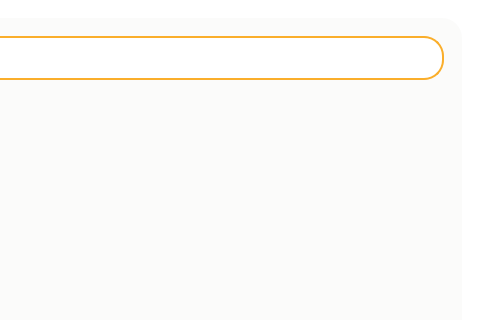
Above: SPCK/GUI/admin.ui from MaiNgocChau9/Python-App-Instance before the change; both pictures show x 534 to 1014 and y 0 to 320 of the 1014 by 611 pixel window. Below: the same form after it.
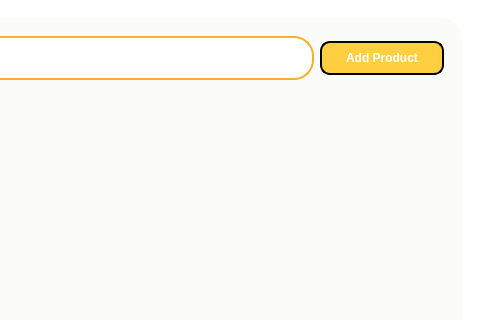
That is the form after the change. Icons and pictures are not drawn.

```diff
--- a/SPCK/GUI/admin.ui
+++ b/SPCK/GUI/admin.ui
@@ -699,6 +699,56 @@
                 </layout>
                </widget>
               </item>
+              <item>
+               <widget class="QPushButton" name="add_btn">
+                <property name="font">
+                 <font>
+                  <bold>true</bold>
+                 </font>
+                </property>
+                <property name="styleSheet">
+                 <string notr="true">QPushButton{
+	border: 2px solid black;
+	border-radius: 10px;
+	background-color: #FFCE41;
+	color: white;
+	max-height: 30px;
+	min-height: 30px;
+	max-width: 120px;
+	min-width: 120px;
+	margin-bottom: 0px;
+	margin-top: 5px;
+}
+
+QPushButton::hover{
+	border: 3px solid black;
+	border-radius: 10px;
+	background-color: #FFCE41;
+	max-height: 30px;
+	min-height: 30px;
+	max-width: 120px;
+	min-width: 120px;
+	margin-bottom: 0px;
+	margin-top: 5px;
+}
+
+QPushButton::pressed{
+	border: 3px solid black;
+	border-radius: 10px;
+	background-color: rgb(234, 188, 59);
+	max-height: 30px;
+	min-height: 30px;
+	max-width: 120px;
+	min-width: 120px;
+	margin-bottom: 0px;
+	margin-top: 5px;
+}</string>
+                </property>
+                <property name="text">
+                 <string>Add Product</string>
+                </property>
+               </widget>
+              </item>
              </layout>
             </widget>
            </item>
```
